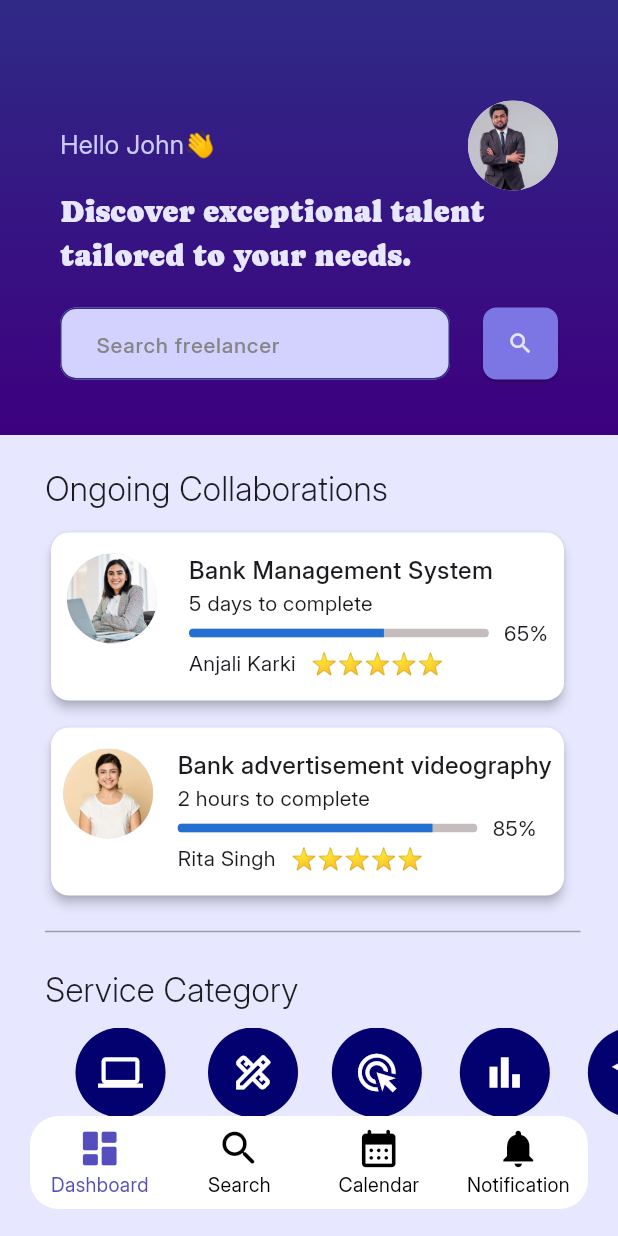
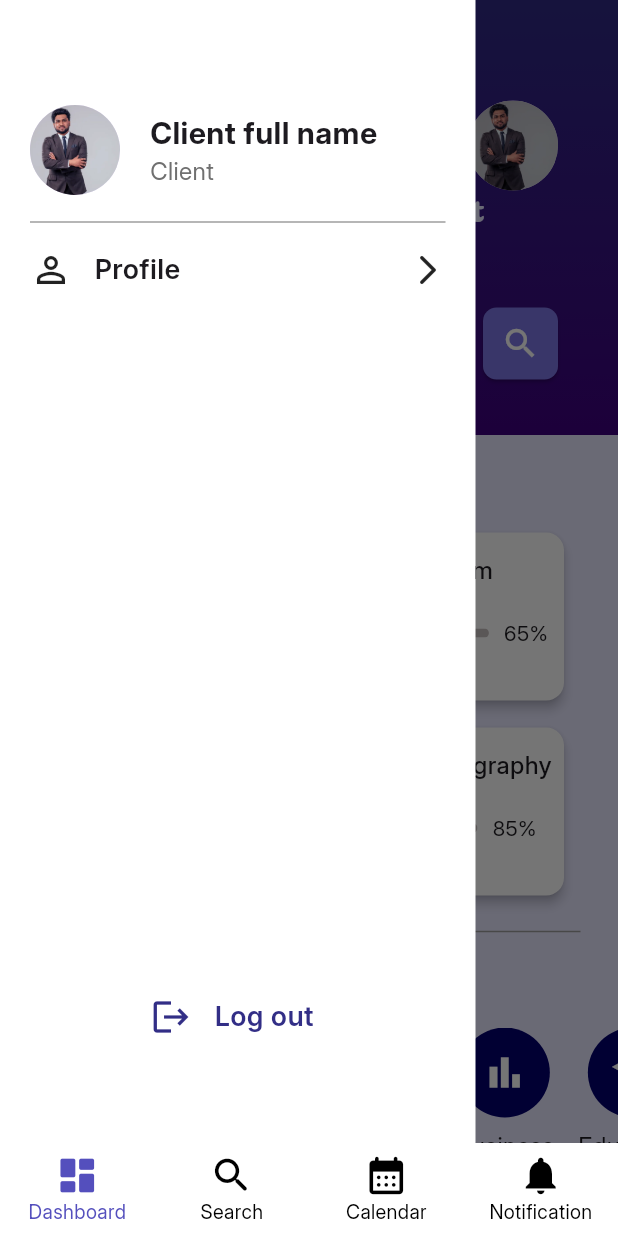
Before and after one commit to Dia505/SkillGrid, a Flutter app: the ClientDashboard screen opened directly, with the side drawer open (before the commit the screen has no drawer), on a phone screen of 412 x 824 dp. Run offline on Flutter 3.47's test engine with Material 3 defaults, Android fonts, the light colour scheme and no system bars; our stand-ins replace carousel_slider, dartz, dio, equatable, flutter_bloc, get_it and 4 more; accounts and stored records are empty.

Commit message:
client dashboard side bar

```diff
--- /dev/null
+++ b/skill_grid/lib/core/common/dashboard_sidebar.dart
@@ -0,0 +1,96 @@
+import 'package:flutter/material.dart';
+
+class DashboardSidebar extends StatelessWidget {
+  const DashboardSidebar({super.key});
+
+  @override
+  Widget build(BuildContext context) {
+    return Container(
+      width: 317,
+      color: Colors.white,
+      padding: const EdgeInsets.symmetric(horizontal: 20, vertical: 70),
+      child: const Column(
+        children: [
+          Row(
+            children: [
+              CircleAvatar(
+                radius: 30,
+                backgroundImage:
+                    AssetImage("assets/images/client_profile_img.jpg"),
+              ),
+              SizedBox(
+                width: 20,
+              ),
+              Column(
+                crossAxisAlignment: CrossAxisAlignment.start,
+                children: [
+                  Text(
+                    "Client full name",
+                    style: TextStyle(fontSize: 20, fontFamily: "Inter Bold"),
+                  ),
+                  Text(
+                    "Client",
+                    style: TextStyle(color: Color(0xFF707070), fontSize: 16),
+                  ),
+                ],
+              )
+            ],
+          ),
+          Padding(
+            padding: EdgeInsets.symmetric(vertical: 10.0),
+            child: Divider(
+              color: Colors.grey,
+              thickness: 1,
+              indent: 0,
+              endIndent: 0,
+            ),
+          ),
+          Row(
+            mainAxisAlignment: MainAxisAlignment.spaceBetween,
+            children: [
+              Row(
+                children: [
+                  Icon(
+                    Icons.person_outline_sharp,
+                    size: 28,
+                  ),
+                  SizedBox(
+                    width: 15,
+                  ),
+                  Text(
+                    "Profile",
+                    style:
+                        TextStyle(fontSize: 18, fontFamily: "Inter SemiBold"),
+                  ),
+                ],
+              ),
+              Icon(
+                Icons.arrow_forward_ios_rounded,
+                size: 24,
+              ),
+            ],
+          ),
+          Spacer(),
+          Padding(
+            padding: EdgeInsets.only(left: 80.0),
+            child: Row(
+              children: [
+                Icon(Icons.logout, size: 28, color: Color(0XFF322E86)),
+                SizedBox(
+                  width: 15,
+                ),
+                Text(
+                  "Log out",
+                  style: TextStyle(
+                      fontSize: 18,
+                      fontFamily: "Inter SemiBold",
+                      color: Color(0XFF322E86)),
+                ),
+              ],
+            ),
+          )
+        ],
+      ),
+    );
+  }
+}
--- a/skill_grid/lib/core/common/home_recently_viewed_card.dart
+++ b/skill_grid/lib/core/common/home_recently_viewed_card.dart
@@ -29,28 +29,28 @@ class HomeRecentlyViewedCard extends StatelessWidget {
         elevation: 3,
         color: Colors.white,
         shape: RoundedRectangleBorder(borderRadius: BorderRadius.circular(15)),
-
         child: Column(
           children: [
             ClipRRect(
               borderRadius: const BorderRadius.only(
-                topLeft: Radius.circular(15),
-                topRight: Radius.circular(15)
+                  topLeft: Radius.circular(15), topRight: Radius.circular(15)),
+              child: Image.asset(
+                portfolioImgPath,
+                width: double.infinity,
+                height: 87,
+                fit: BoxFit.cover,
+                alignment: Alignment.topCenter,
               ),
-              child: Image.asset(portfolioImgPath,
-                  width: double.infinity, height: 87, fit: BoxFit.cover, alignment: Alignment.topCenter,),
             ),
-
-            const SizedBox(height: 10,),
-
+            const SizedBox(
+              height: 10,
+            ),
             Row(
               mainAxisAlignment: MainAxisAlignment.spaceAround,
               crossAxisAlignment: CrossAxisAlignment.start,
-
               children: [
                 CircleAvatar(
-                  backgroundImage: AssetImage(freelancerProfileImgPath)),
-
+                    backgroundImage: AssetImage(freelancerProfileImgPath)),
                 Column(
                   crossAxisAlignment: CrossAxisAlignment.start,
                   children: [
@@ -59,13 +59,13 @@ class HomeRecentlyViewedCard extends StatelessWidget {
                       style: const TextStyle(fontSize: 15),
                     ),
                     Text(profession,
-                        style:
-                            const TextStyle(color: Color(0xFF707070), fontSize: 11)),
+                        style: const TextStyle(
+                            color: Color(0xFF707070), fontSize: 11)),
                     Text(rating, style: const TextStyle(fontSize: 11)),
-                    Text("From Rs.$hourlyRate/hr", style: const TextStyle(fontSize: 11)),
+                    Text("From Rs.$hourlyRate/hr",
+                        style: const TextStyle(fontSize: 11)),
                   ],
                 ),
-
                 Padding(
                   padding: const EdgeInsets.only(top: 45.0),
                   child: SizedBox(
@@ -76,7 +76,10 @@ class HomeRecentlyViewedCard extends StatelessWidget {
                       style: ElevatedButton.styleFrom(
                           backgroundColor: const Color(0XFF544FBD),
                           padding: EdgeInsets.zero),
-                      child: const Icon(Icons.arrow_forward_ios_rounded),
+                      child: const Icon(
+                        Icons.arrow_forward_ios_rounded,
+                        color: Colors.white,
+                      ),
                     ),
                   ),
                 )
--- a/skill_grid/lib/features/home/presentation/view/client/client_dashboard.dart
+++ b/skill_grid/lib/features/home/presentation/view/client/client_dashboard.dart
@@ -16,10 +16,7 @@ class ClientDashboard extends StatelessWidget {
       bottomNavigationBar:
           BlocBuilder<ClientDashboardCubit, ClientDashboardState>(
               builder: (context, state) {
-        return Padding(
-          padding: const EdgeInsets.only(bottom: 18, left: 20, right: 20),
-          child: ClipRRect(
-            borderRadius: BorderRadius.circular(19),
+        return ClipRRect(
           child: BottomNavigationBar(
               elevation: 0,
               type: BottomNavigationBarType.fixed,
@@ -44,7 +41,6 @@ class ClientDashboard extends StatelessWidget {
               onTap: (index) {
                 context.read<ClientDashboardCubit>().onTabTapped(index);
               }),
-          ),
         );
       }),
     );
--- a/skill_grid/lib/features/home/presentation/view/client/dashboard_pages/home_screen_view.dart
+++ b/skill_grid/lib/features/home/presentation/view/client/dashboard_pages/home_screen_view.dart
@@ -1,4 +1,5 @@
 import 'package:flutter/material.dart';
+import 'package:skill_grid/core/common/dashboard_sidebar.dart';
 import 'package:skill_grid/core/common/home_ongoing_collab_card.dart';
 import 'package:skill_grid/core/common/home_recently_viewed_card.dart';
 
@@ -24,28 +25,57 @@ class _HomeScreenViewState extends State<HomeScreenView> {
   ];
 
   final List<Map<String, dynamic>> popularServices = [
-    {'service_img': "assets/images/ux_design_service.png", 'label': 'UI/UX Design'},
-    {'service_img': "assets/images/digital_marketing_service.jpg", 'label': 'Digital Marketing'},
-    {'service_img': "assets/images/photography_service.jpg", 'label': 'Photography'},
-    {'service_img': "assets/images/web_dev_service.jpg", 'label': 'Web Development'},
-    {'service_img': "assets/images/graphic_design_service.jpg", 'label': 'Graphic Design'},
-    {'service_img': "assets/images/content_writing_service.jpg", 'label': 'Content Writing'},
-    {'service_img': "assets/images/app_dev_service.jpg", 'label': 'App Development'},
-    {'service_img': "assets/images/social_media_marketing_service.jpg", 'label': 'Social Media Marketing'},
-    {'service_img': "assets/images/video_edit_service.jpg", 'label': 'Video Editing'},
+    {
+      'service_img': "assets/images/ux_design_service.png",
+      'label': 'UI/UX Design'
+    },
+    {
+      'service_img': "assets/images/digital_marketing_service.jpg",
+      'label': 'Digital Marketing'
+    },
+    {
+      'service_img': "assets/images/photography_service.jpg",
+      'label': 'Photography'
+    },
+    {
+      'service_img': "assets/images/web_dev_service.jpg",
+      'label': 'Web Development'
+    },
+    {
+      'service_img': "assets/images/graphic_design_service.jpg",
+      'label': 'Graphic Design'
+    },
+    {
+      'service_img': "assets/images/content_writing_service.jpg",
+      'label': 'Content Writing'
+    },
+    {
+      'service_img': "assets/images/app_dev_service.jpg",
+      'label': 'App Development'
+    },
+    {
+      'service_img': "assets/images/social_media_marketing_service.jpg",
+      'label': 'Social Media Marketing'
+    },
+    {
+      'service_img': "assets/images/video_edit_service.jpg",
+      'label': 'Video Editing'
+    },
   ];
+
+  final GlobalKey<ScaffoldState> _scaffoldKey = GlobalKey<ScaffoldState>();
 
   @override
   Widget build(BuildContext context) {
     return GestureDetector(
       onTap: () => FocusScope.of(context).unfocus(),
-
       child: Scaffold(
+          key: _scaffoldKey,
+          drawer: const DashboardSidebar(),
           body: SingleChildScrollView(
             child: Padding(
               padding: const EdgeInsets.only(bottom: 20.0),
               child: Column(
-
                 children: [
                   Container(
                     width: double.infinity,
@@ -57,30 +87,31 @@ class _HomeScreenViewState extends State<HomeScreenView> {
                       begin: Alignment.topCenter,
                       end: Alignment.bottomCenter,
                     )),
-
                     child: Padding(
                       padding: const EdgeInsets.symmetric(horizontal: 40),
-
                       child: Column(
                         mainAxisAlignment: MainAxisAlignment.center,
-
                         children: [
-                      const Row(
+                          Row(
                             mainAxisAlignment: MainAxisAlignment.spaceBetween,
                             children: [
-                          Text(
+                              const Text(
                                 "Hello John👋",
-                            style:
-                                TextStyle(color: Color(0xFFCCCAFF), fontSize: 17),
+                                style: TextStyle(
+                                    color: Color(0xFFCCCAFF), fontSize: 17),
                               ),
-                          CircleAvatar(
+                              GestureDetector(
+                                onTap: () {
+                                  _scaffoldKey.currentState!.openDrawer();
+                                },
+                                child: const CircleAvatar(
                                   radius: 30,
-                            backgroundImage:
-                                AssetImage("assets/images/client_profile_img.jpg"),
+                                  backgroundImage: AssetImage(
+                                      "assets/images/client_profile_img.jpg"),
+                                ),
                               )
                             ],
                           ),
-
                           const Text(
                             "Discover exceptional talent tailored to your needs.",
                             style: TextStyle(
@@ -88,11 +119,9 @@ class _HomeScreenViewState extends State<HomeScreenView> {
                                 fontSize: 20,
                                 color: Color(0xFFE7E7FF)),
                           ),
-
                           const SizedBox(
                             height: 20,
                           ),
-
                           Row(
                             mainAxisAlignment: MainAxisAlignment.spaceBetween,
                             children: [
@@ -106,12 +135,11 @@ class _HomeScreenViewState extends State<HomeScreenView> {
                                       border: InputBorder.none,
                                       hintText: "Search freelancer",
                                       hintStyle: TextStyle(
-                                      fontSize: 14,
+                                          fontSize: 16,
                                           color: Color(0XFF858585),
                                           fontFamily: "Inter Medium")),
                                 ),
                               ),
-
                               SizedBox(
                                 width: 50,
                                 height: 48,
@@ -120,7 +148,11 @@ class _HomeScreenViewState extends State<HomeScreenView> {
                                   style: ElevatedButton.styleFrom(
                                       backgroundColor: const Color(0XFF7C76E4),
                                       padding: EdgeInsets.zero),
-                              child: const Icon(Icons.search),
+                                  child: const Icon(
+                                    Icons.search,
+                                    color: Colors.white,
+                                    size: 26,
+                                  ),
                                 ),
                               )
                             ],
@@ -129,122 +161,124 @@ class _HomeScreenViewState extends State<HomeScreenView> {
                       ),
                     ),
                   ),
-
                   const SizedBox(height: 20),
-
                   Padding(
                     padding: const EdgeInsets.only(left: 30.0),
-
                     child: Column(
                       crossAxisAlignment: CrossAxisAlignment.start,
-
                       children: [
                         const Text(
                           "Ongoing Collaborations",
-                      style: TextStyle(fontSize: 22, fontFamily: "Inter Light"),
+                          style: TextStyle(
+                              fontSize: 22, fontFamily: "Inter Light"),
                         ),
-
                         const SizedBox(height: 10),
-
                         const HomeOngoingCollabCard(
-                      freelancerProfileImgPath: "assets/images/istockphoto-1354842602-612x612.jpg",
+                          freelancerProfileImgPath:
+                              "assets/images/istockphoto-1354842602-612x612.jpg",
                           freelancerName: "Anjali Karki",
                           projectName: "Bank Management System",
                           deadlineDuration: "5 days",
                           completePercent: 65,
                           rating: "⭐⭐⭐⭐⭐",
                         ),
-
                         const SizedBox(height: 10),
-
                         const HomeOngoingCollabCard(
-                      freelancerProfileImgPath: "assets/images/indian_girl_stock_img.jpg",
+                          freelancerProfileImgPath:
+                              "assets/images/indian_girl_stock_img.jpg",
                           freelancerName: "Rita Singh",
                           projectName: "Bank advertisement videography",
                           deadlineDuration: "2 hours",
                           completePercent: 85,
                           rating: "⭐⭐⭐⭐⭐",
                         ),
-
                         const SizedBox(height: 12),
-
                         const Divider(
                           color: Colors.grey,
                           thickness: 1,
                           indent: 0, // Space before the line (left)
                           endIndent: 25, // Space after the line (right)
                         ),
-
-                    const SizedBox(height: 15,),
-
+                        const SizedBox(
+                          height: 15,
+                        ),
                         const Text(
                           "Service Category",
-                      style: TextStyle(fontSize: 22, fontFamily: "Inter Light"),
+                          style: TextStyle(
+                              fontSize: 22, fontFamily: "Inter Light"),
                         ),
-
                         const SizedBox(height: 10),
-
                         SingleChildScrollView(
                           scrollDirection: Axis.horizontal,
-
                           child: Row(
-                        children: serviceCategory.asMap().entries.map((entry) {
-                          var category = entry.value; // Access the map (category)
+                            children:
+                                serviceCategory.asMap().entries.map((entry) {
+                              var category =
+                                  entry.value; // Access the map (category)
 
                               return Padding(
-                            padding: const EdgeInsets.symmetric(horizontal: 8),
+                                padding:
+                                    const EdgeInsets.symmetric(horizontal: 8),
                                 child: Column(
                                   children: [
                                     CircleAvatar(
                                         radius: 30,
-                                  backgroundColor: const Color(0xFF03006F),
-                                  child: Icon(category['icon'], size: 30, color: Colors.white,)
-                                ), // Access the icon from the map
+                                        backgroundColor:
+                                            const Color(0xFF03006F),
+                                        child: Icon(
+                                          category['icon'],
+                                          size: 30,
+                                          color: Colors.white,
+                                        )), // Access the icon from the map
 
                                     const SizedBox(height: 8),
 
-                                Text(category['label'], style: const TextStyle(fontSize: 16)), // Access the label from the map
+                                    Text(category['label'],
+                                        style: const TextStyle(
+                                            fontSize:
+                                                16)), // Access the label from the map
                                   ],
                                 ),
                               );
                             }).toList(), // Converts the iterable to a list of widgets
                           ),
                         ),
-
                         const SizedBox(height: 20),
-
                         const Text(
-                      "Recently Viewed",
-                      style: TextStyle(fontSize: 22, fontFamily: "Inter Light"),
+                          "Top Rated Freelancers",
+                          style: TextStyle(
+                              fontSize: 22, fontFamily: "Inter Light"),
                         ),
-
                         const SizedBox(height: 10),
-
                         const SingleChildScrollView(
                           scrollDirection: Axis.horizontal,
                           child: Row(
                             children: [
                               HomeRecentlyViewedCard(
-                            portfolioImgPath: "assets/images/gettyimages-480952865-612x612.jpg",
-                            freelancerProfileImgPath: "assets/images/istockphoto-1395071229-612x612.jpg",
+                                portfolioImgPath:
+                                    "assets/images/gettyimages-480952865-612x612.jpg",
+                                freelancerProfileImgPath:
+                                    "assets/images/istockphoto-1395071229-612x612.jpg",
                                 freelancerName: "Krishna Basnet",
                                 profession: "Photographer/Videographer",
                                 rating: "⭐⭐⭐⭐",
                                 hourlyRate: "1500",
                               ),
-
                               HomeRecentlyViewedCard(
-                            portfolioImgPath: "assets/images/Screenshot 2024-12-01 003357.png",
-                            freelancerProfileImgPath: "assets/images/gettyimages-484274251-612x612.jpg",
+                                portfolioImgPath:
+                                    "assets/images/Screenshot 2024-12-01 003357.png",
+                                freelancerProfileImgPath:
+                                    "assets/images/gettyimages-484274251-612x612.jpg",
                                 freelancerName: "Amaira Yadav",
                                 profession: "Photographer",
                                 rating: "⭐⭐⭐⭐⭐",
                                 hourlyRate: "5000",
                               ),
-
                               HomeRecentlyViewedCard(
-                            portfolioImgPath: "assets/images/food-photographer-ideas.jpg",
-                            freelancerProfileImgPath: "assets/images/indian_girl_stock_img.jpg",
+                                portfolioImgPath:
+                                    "assets/images/food-photographer-ideas.jpg",
+                                freelancerProfileImgPath:
+                                    "assets/images/indian_girl_stock_img.jpg",
                                 freelancerName: "Rita Singh",
                                 profession: "Photographer",
                                 rating: "⭐⭐⭐⭐⭐",
@@ -253,23 +287,20 @@ class _HomeScreenViewState extends State<HomeScreenView> {
                             ],
                           ),
                         ),
-
                         const SizedBox(height: 20),
-
                         const Text(
                           "Popular Services",
-                        style: TextStyle(fontSize: 22, fontFamily: "Inter Light"),
+                          style: TextStyle(
+                              fontSize: 22, fontFamily: "Inter Light"),
                         ),
-
                         const SizedBox(height: 10),
-
                         SingleChildScrollView(
                           scrollDirection: Axis.horizontal,
-
                           child: Row(
                             children: popularServices.map((service) {
                               return Padding(
-                            padding: const EdgeInsets.symmetric(horizontal: 12.0),
+                                  padding: const EdgeInsets.symmetric(
+                                      horizontal: 12.0),
                                   child: Column(
                                     children: [
                                       ClipRRect(
@@ -281,13 +312,13 @@ class _HomeScreenViewState extends State<HomeScreenView> {
                                           fit: BoxFit.cover,
                                         ),
                                       ),
-
                                       const SizedBox(height: 8),
-
-                                Text(service["label"], style: const TextStyle(fontSize: 15),)
+                                      Text(
+                                        service["label"],
+                                        style: const TextStyle(fontSize: 15),
+                                      )
                                     ],
-                            )
-                          );
+                                  ));
                             }).toList(),
                           ),
                         )
```
Lines whose indentation alone changed are shown as unchanged.
